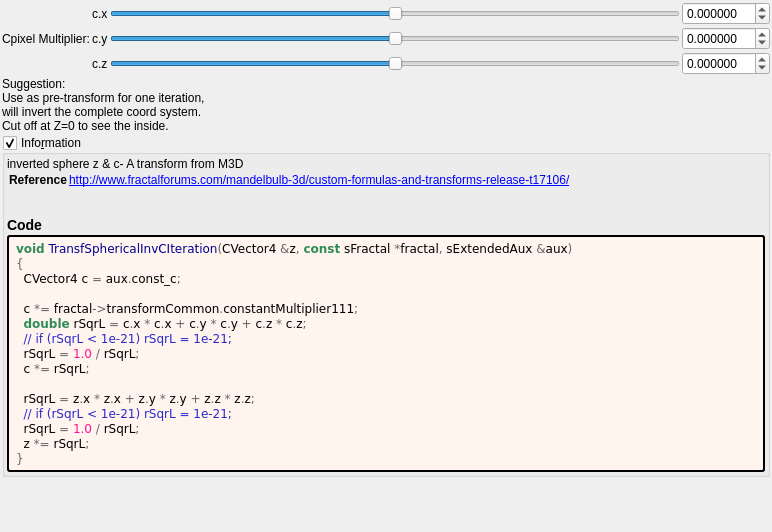
Qt form mandelbulber2/formula/ui/fractal_transf_spherical_inv_c.ui (buddhi1980/mandelbulber2) before a commit.
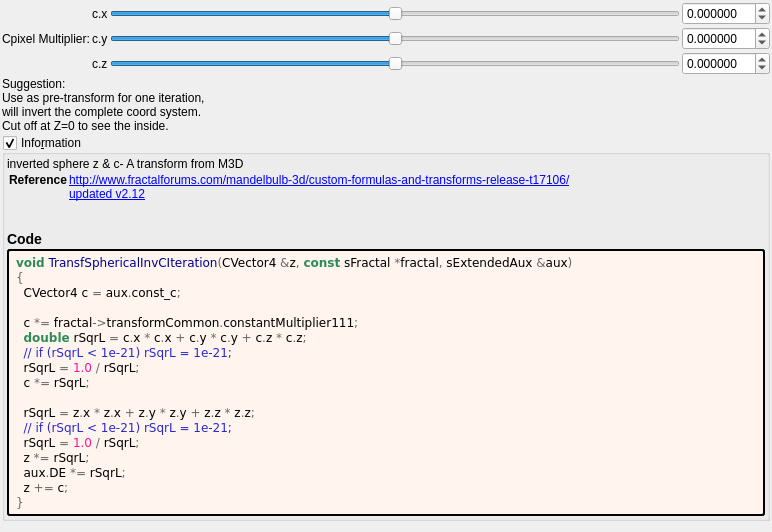
The same form after that commit. Custom widgets are drawn as their Qt base class.

The edit to the form file:
```diff
--- a/mandelbulber2/formula/ui/fractal_transf_spherical_inv_c.ui
+++ b/mandelbulber2/formula/ui/fractal_transf_spherical_inv_c.ui
@@ -268,6 +268,7 @@
         <property name="text">
          <string notr="true">&lt;p&gt;inverted sphere z &amp; c- A transform from M3D&lt;/p&gt;&lt;table&gt;
 &lt;tr&gt;&lt;th&gt;Reference&lt;/th&gt;&lt;td&gt;&lt;a href=&quot;http://www.fractalforums.com/mandelbulb-3d/custom-formulas-and-transforms-release-t17106/&quot;&gt;http://www.fractalforums.com/mandelbulb-3d/custom-formulas-and-transforms-release-t17106/&lt;br&gt;
+&lt;a href=&quot;updated v2.12&quot;&gt;updated v2.12&lt;br&gt;
 &lt;/td&gt;&lt;/tr&gt;
 &lt;/table&gt;
 &lt;h3&gt;Code&lt;/h3&gt;</string>
@@ -304,6 +305,8 @@
   &lt;span style=&quot;color:#2929cc&quot;&gt;// if (rSqrL &amp;lt; 1e-21) rSqrL = 1e-21;&lt;/span&gt;
   rSqrL &lt;span style=&quot;color:#676767&quot;&gt;=&lt;/span&gt; &lt;span style=&quot;color:#ff1493&quot;&gt;1.0&lt;/span&gt; &lt;span style=&quot;color:#676767&quot;&gt;/&lt;/span&gt; rSqrL&lt;span style=&quot;color:#676767&quot;&gt;;&lt;/span&gt;
   z &lt;span style=&quot;color:#676767&quot;&gt;*=&lt;/span&gt; rSqrL&lt;span style=&quot;color:#676767&quot;&gt;;&lt;/span&gt;
+  aux&lt;span style=&quot;color:#676767&quot;&gt;.&lt;/span&gt;DE &lt;span style=&quot;color:#676767&quot;&gt;*=&lt;/span&gt; rSqrL&lt;span style=&quot;color:#676767&quot;&gt;;&lt;/span&gt;
+  z &lt;span style=&quot;color:#676767&quot;&gt;+=&lt;/span&gt; c&lt;span style=&quot;color:#676767&quot;&gt;;&lt;/span&gt;
 &lt;span style=&quot;color:#676767&quot;&gt;}&lt;/span&gt;
 &lt;/pre&gt;
 &lt;/body&gt;</string>
```
